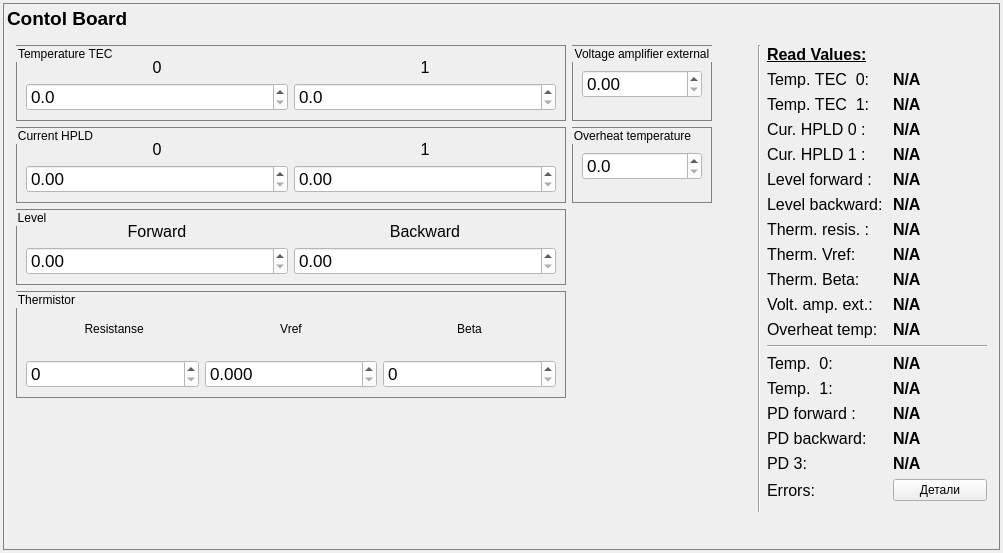
The window that cb_panel.ui (bulkanul/EVO_YFL_1064_GUI_coherent2) describes before a commit, drawn with Qt 5.
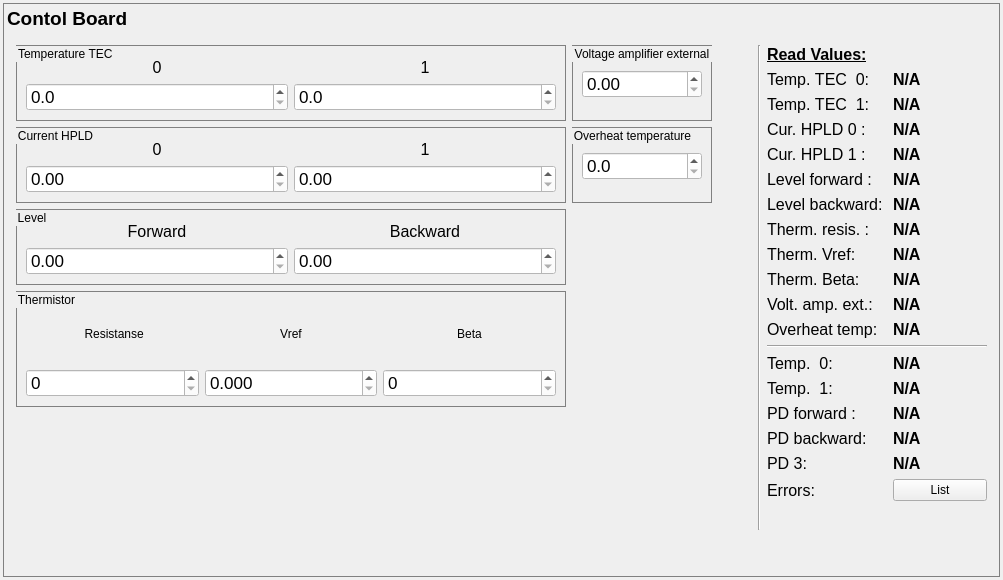
The same window after the commit.

The edit to the form file:
```diff
--- a/cb_panel.ui
+++ b/cb_panel.ui
@@ -7,7 +7,7 @@
     <x>0</x>
     <y>0</y>
     <width>1003</width>
-    <height>553</height>
+    <height>580</height>
    </rect>
   </property>
   <property name="windowTitle">
@@ -1577,7 +1577,7 @@
              <item row="17" column="1">
               <widget class="QPushButton" name="button_error">
                <property name="text">
-                <string>Детали</string>
+                <string>List</string>
                </property>
               </widget>
              </item>
```
